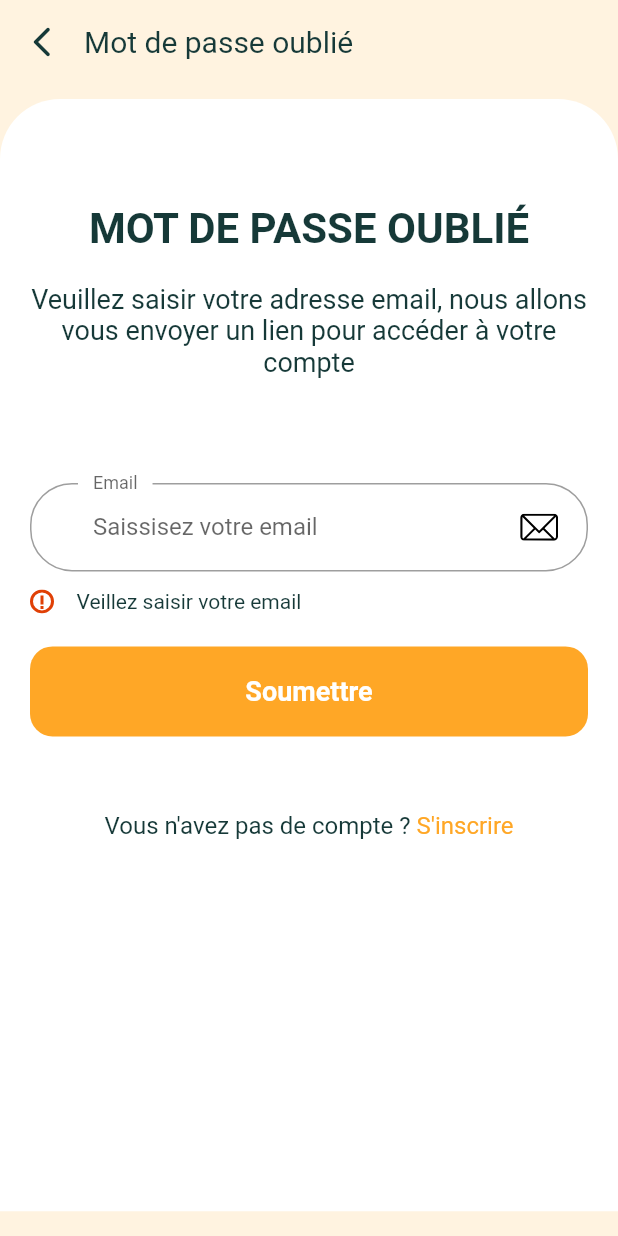
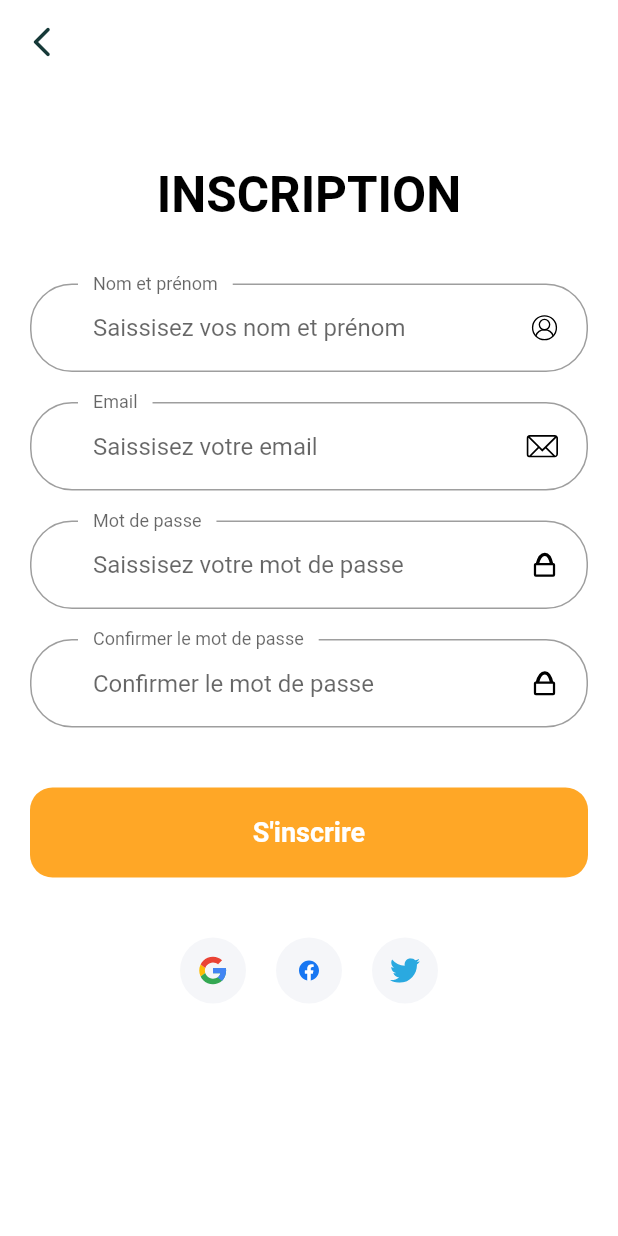
Before and after one commit to stephcyrille/gotripmobile, a Flutter app: the ForgotPassWordScreen screen opened by its route, after a tap on "Soumettre", after a tap on "S'inscrire", on a phone screen of 412 x 824 dp. Run offline on Flutter 3.47's test engine with Material 2 defaults, Android fonts, the phone set to English and light mode, and no system bars; our stand-ins replace flutter_svg.

Commit message:
Remove header designed component on sihn and signup page

```diff
--- a/lib/app.dart
+++ b/lib/app.dart
@@ -1,6 +1,6 @@
 import 'package:gotripmobile/screens/greeting/greeting_screen.dart';
 import 'package:flutter/material.dart';
-import 'package:gotripmobile/screens/auth/signin/signin.dart';
+import 'package:gotripmobile/screens/auth/signin/signin_screen.dart';
 import 'package:gotripmobile/routes.dart';
 import 'package:gotripmobile/theme.dart';
 
--- a/lib/components/custom_surfix.dart
+++ b/lib/components/custom_surfix.dart
@@ -15,7 +15,7 @@ class CustomSurffix extends StatelessWidget {
         padding: const EdgeInsets.fromLTRB(10.0, 10.0, 20.0, 10.0),
         child: SvgPicture.asset(
           svgIcon,
-          height: 18.0,
+          height: 15.0,
         ));
   }
 }
--- a/lib/components/no_account_text.dart
+++ b/lib/components/no_account_text.dart
@@ -1,5 +1,6 @@
 import 'package:flutter/material.dart';
 import 'package:gotripmobile/colors.dart';
+import 'package:gotripmobile/screens/auth/signup/signup_screen.dart';
 
 class NoAccountText extends StatelessWidget {
   const NoAccountText({
@@ -14,7 +15,9 @@ class NoAccountText extends StatelessWidget {
         const Text("Vous n'avez pas de compte ? ",
             style: TextStyle(fontSize: 16)),
         GestureDetector(
-          onTap: () => {},
+          onTap: () {
+            Navigator.popAndPushNamed(context, SignupScreen.routeName);
+          },
           child: const Text("S'inscrire",
               style: TextStyle(fontSize: 16, color: kGotripOrange400)),
         )
--- a/lib/form_error_validator.dart
+++ b/lib/form_error_validator.dart
@@ -3,6 +3,8 @@ final RegExp emailValidatorRegExp =
     RegExp(r"^[a-zA-Z0-9.]+@[a-zA-Z0-9]+\.[a-zA-Z]+");
 const String kEmailNullError = 'Veillez saisir votre email';
 const String kInvalidEmailError = 'Adresse email invalide';
-const String kPassNullError = 'Veillez saisir le mot de passe';
+const String kPassNullError = 'Veuillez saisir le mot de passe';
 const String kShortPassError = 'Mot de passe trop court';
 const String kMatchPassError = 'Les mots de passe ne coïncident pas';
+const String kFullNameNullError = 'Veuillez saisir votre nom';
+const String kFullNameShortError = 'Le nom doit contenir plus de 5 caractères';
--- a/lib/routes.dart
+++ b/lib/routes.dart
@@ -1,10 +1,12 @@
 import 'package:flutter/material.dart';
 import 'package:gotripmobile/screens/auth/forgot_password/forgot_password_screen.dart';
-import 'package:gotripmobile/screens/auth/signin/signin.dart';
+import 'package:gotripmobile/screens/auth/signin/signin_screen.dart';
+import 'package:gotripmobile/screens/auth/signup/signup_screen.dart';
 import 'package:gotripmobile/screens/greeting/greeting_screen.dart';
 
 final Map<String, WidgetBuilder> routes = {
   GreetingScreen.routeName: (context) => const GreetingScreen(),
   SigninPage.routeName: (context) => const SigninPage(),
-  ForgotPassWordScreen.routeName: (context) => const ForgotPassWordScreen()
+  ForgotPassWordScreen.routeName: (context) => const ForgotPassWordScreen(),
+  SignupScreen.routeName: (context) => const SignupScreen(),
 };
--- a/lib/screens/auth/forgot_password/forgot_password_screen.dart
+++ b/lib/screens/auth/forgot_password/forgot_password_screen.dart
@@ -2,7 +2,7 @@ import 'package:flutter/material.dart';
 import 'package:gotripmobile/colors.dart';
 import 'package:gotripmobile/components/custom_header_auth.dart';
 import 'package:gotripmobile/screens/auth/forgot_password/components/body.dart';
-import 'package:gotripmobile/screens/auth/signin/signin.dart';
+import 'package:gotripmobile/screens/auth/signin/signin_screen.dart';
 
 class ForgotPassWordScreen extends StatelessWidget {
   static String routeName = 'forgot_password';
--- /dev/null
+++ b/lib/screens/auth/signup/components/body.dart
@@ -0,0 +1,57 @@
+import 'package:gotripmobile/components/social_card.dart';
+import 'package:flutter/material.dart';
+import 'package:gotripmobile/screens/auth/signup/components/signup_form.dart';
+
+class Body extends StatelessWidget {
+  const Body({Key? key}) : super(key: key);
+
+  @override
+  Widget build(BuildContext context) {
+    return SafeArea(
+        child: SizedBox(
+            width: double.infinity,
+            child: Padding(
+              padding: const EdgeInsets.symmetric(horizontal: 20),
+              child: Column(
+                children: [
+                  const SizedBox(height: 10.0),
+                  Text(
+                    'Inscription'.toUpperCase(),
+                    style: const TextStyle(
+                        fontSize: 33,
+                        color: Colors.black,
+                        fontWeight: FontWeight.bold),
+                  ),
+                  // const SizedBox(height: 20.0),
+                  // const Text(
+                  //   'Connecte toi avec ton adresse email et ton mot de passe ou continuer avec son compte social',
+                  //   textAlign: TextAlign.center,
+                  //   style: TextStyle(fontSize: 16),
+                  // ),
+                  const SizedBox(height: 40.0),
+                  const SignupForm(),
+                  const SizedBox(height: 40.0),
+                  Row(
+                    mainAxisAlignment: MainAxisAlignment.center,
+                    children: [
+                      SocialCard(
+                        icon: "assets/svg/google.svg",
+                        press: () {},
+                      ),
+                      SocialCard(
+                        icon: "assets/svg/facebook.svg",
+                        press: () {},
+                      ),
+                      SocialCard(
+                        icon: "assets/svg/twitter.svg",
+                        press: () {},
+                      ),
+                    ],
+                  ),
+                  const SizedBox(height: 20.0),
+                  // const NoAccountText()
+                ],
+              ),
+            )));
+  }
+}
--- /dev/null
+++ b/lib/screens/auth/signup/components/signup_form.dart
@@ -0,0 +1,241 @@
+import 'package:flutter/material.dart';
+import 'package:gotripmobile/colors.dart';
+import 'package:gotripmobile/components/custom_surfix.dart';
+import 'package:gotripmobile/components/default_button.dart';
+import 'package:gotripmobile/components/form_error.dart';
+import 'package:gotripmobile/form_error_validator.dart';
+
+class SignupForm extends StatefulWidget {
+  const SignupForm({Key? key}) : super(key: key);
+  @override
+  _SignupFormState createState() => _SignupFormState();
+}
+
+class _SignupFormState extends State<SignupForm> {
+  final _formKey = GlobalKey<FormState>();
+  late String email;
+  late String fullname;
+  late String password;
+  late String confirmPassword;
+  late bool remember = false;
+  final List<String> errors = [];
+
+  @override
+  void initState() {
+    super.initState();
+    setState(() {
+      password:
+      '';
+      confirmPassword:
+      '';
+    });
+  }
+
+  @override
+  Widget build(BuildContext context) {
+    return Form(
+      key: _formKey,
+      child: Column(
+        children: [
+          buildFullnameFormField(),
+          const SizedBox(height: 20.0),
+          buildEmailFormField(),
+          const SizedBox(height: 20.0),
+          buildPasswordFormField(),
+          const SizedBox(height: 20.0),
+          buildPasswordFormConfirmField(),
+          const SizedBox(height: 20.0),
+          FormError(errors: errors),
+          const SizedBox(height: 20.0),
+          DefaultButton(
+            text: 'S\'inscrire',
+            press: () {
+              if (_formKey.currentState!.validate()) {
+                _formKey.currentState!.save();
+              }
+            },
+          ),
+        ],
+      ),
+    );
+  }
+
+  TextFormField buildFullnameFormField() {
+    return TextFormField(
+      keyboardType: TextInputType.name,
+      onSaved: (newValue) => fullname = newValue!,
+      onChanged: (value) {
+        if (value.isNotEmpty && errors.contains(kFullNameNullError)) {
+          setState(() {
+            errors.remove(kFullNameNullError);
+          });
+        } else if (value.length >= 5 && errors.contains(kFullNameShortError)) {
+          setState(() {
+            errors.remove(kFullNameShortError);
+          });
+        }
+        return;
+      },
+      validator: (value) {
+        if ((value == null || value.isEmpty) &&
+            !errors.contains(kFullNameNullError)) {
+          setState(() {
+            errors.add(kFullNameNullError);
+          });
+        } else if ((value == null || value.length < 5) &&
+            !errors.contains(kFullNameShortError)) {
+          setState(() {
+            errors.add(kFullNameShortError);
+          });
+        }
+        return null;
+      },
+      style: const TextStyle(color: kGotripDark900),
+      decoration: InputDecoration(
+        hintText: 'Saissisez vos nom et prénom',
+        labelText: 'Nom et prénom',
+        suffixIcon: const CustomSurffix(svgIcon: 'assets/svg/user.svg'),
+        focusedBorder: OutlineInputBorder(
+          borderSide: const BorderSide(color: kGotripOrange400),
+          borderRadius: BorderRadius.circular(25.0),
+        ),
+      ),
+    );
+  }
+
+  TextFormField buildEmailFormField() {
+    return TextFormField(
+      keyboardType: TextInputType.emailAddress,
+      onSaved: (newValue) => email = newValue!,
+      onChanged: (value) {
+        if (value.isNotEmpty && errors.contains(kEmailNullError)) {
+          setState(() {
+            errors.remove(kEmailNullError);
+          });
+        } else if (emailValidatorRegExp.hasMatch(value) &&
+            errors.contains(kInvalidEmailError)) {
+          setState(() {
+            errors.remove(kInvalidEmailError);
+          });
+        }
+        return;
+      },
+      validator: (value) {
+        if ((value == null || value.isEmpty) &&
+            !errors.contains(kEmailNullError)) {
+          setState(() {
+            errors.add(kEmailNullError);
+          });
+        } else if (!emailValidatorRegExp.hasMatch(value!) &&
+            !errors.contains(kInvalidEmailError)) {
+          setState(() {
+            errors.add(kInvalidEmailError);
+          });
+        }
+        return null;
+      },
+      style: const TextStyle(color: kGotripDark900),
+      decoration: InputDecoration(
+        hintText: 'Saissisez votre email',
+        labelText: 'Email',
+        suffixIcon: const CustomSurffix(svgIcon: 'assets/icons/mail.svg'),
+        focusedBorder: OutlineInputBorder(
+          borderSide: const BorderSide(color: kGotripOrange400),
+          borderRadius: BorderRadius.circular(25.0),
+        ),
+      ),
+    );
+  }
+
+  TextFormField buildPasswordFormField() {
+    return TextFormField(
+      obscureText: true,
+      onSaved: (newValue) => password = newValue!,
+      onChanged: (value) {
+        if ((value.isNotEmpty) && errors.contains(kPassNullError)) {
+          setState(() {
+            errors.remove(kPassNullError);
+          });
+        } else if (value.length >= 8 && errors.contains(kShortPassError)) {
+          setState(() {
+            errors.remove(kShortPassError);
+          });
+        }
+        return;
+      },
+      validator: (value) {
+        if ((value == null || value.isEmpty) &&
+            !errors.contains(kPassNullError)) {
+          setState(() {
+            errors.add(kPassNullError);
+          });
+        } else if ((value == null || value.length < 8) &&
+            !errors.contains(kShortPassError)) {
+          setState(() {
+            errors.add(kShortPassError);
+          });
+        }
+        return null;
+      },
+      style: const TextStyle(color: kGotripDark900),
+      decoration: InputDecoration(
+        hintText: 'Saissisez votre mot de passe',
+        labelText: 'Mot de passe',
+        suffixIcon: const CustomSurffix(svgIcon: 'assets/icons/lock.svg'),
+        focusedBorder: OutlineInputBorder(
+          borderSide: const BorderSide(color: kGotripOrange400),
+          borderRadius: BorderRadius.circular(25.0),
+        ),
+      ),
+    );
+  }
+
+  TextFormField buildPasswordFormConfirmField() {
+    return TextFormField(
+      obscureText: true,
+      onSaved: (newValue) => confirmPassword = newValue!,
+      onChanged: (value) {
+        if ((value.isNotEmpty) && errors.contains(kPassNullError)) {
+          setState(() {
+            errors.remove(kPassNullError);
+          });
+        } else if (value.length >= 8 && errors.contains(kShortPassError)) {
+          setState(() {
+            errors.remove(kShortPassError);
+          });
+        }
+        return;
+      },
+      validator: (value) {
+        if ((value == null || value.isEmpty) &&
+            !errors.contains(kPassNullError)) {
+          setState(() {
+            errors.add(kPassNullError);
+          });
+        } else if ((value == null || value.length < 8) &&
+            !errors.contains(kShortPassError)) {
+          setState(() {
+            errors.add(kShortPassError);
+          });
+        } else if ((value != null) &&
+            (password != null) &&
+            (value != password)) {
+          setState(() {
+            errors.add(kMatchPassError);
+          });
+        }
+        return null;
+      },
+      style: const TextStyle(color: kGotripDark900),
+      decoration: InputDecoration(
+        hintText: 'Confirmer le mot de passe',
+        labelText: 'Confirmer le mot de passe',
+        suffixIcon: const CustomSurffix(svgIcon: 'assets/icons/lock.svg'),
+        focusedBorder: OutlineInputBorder(
+          borderSide: const BorderSide(color: kGotripOrange400),
+          borderRadius: BorderRadius.circular(25.0),
+        ),
+      ),
+    );
+  }
+}
--- /dev/null
+++ b/lib/screens/auth/signup/signup_screen.dart
@@ -0,0 +1,63 @@
+import 'package:flutter/material.dart';
+import 'package:gotripmobile/colors.dart';
+import 'package:gotripmobile/components/custom_header_auth.dart';
+import 'package:gotripmobile/screens/auth/signin/signin_screen.dart';
+import 'package:gotripmobile/screens/auth/signup/components/body.dart';
+
+class SignupScreen extends StatefulWidget {
+  static String routeName = '/signin';
+  const SignupScreen({Key? key}) : super(key: key);
+
+  @override
+  State<SignupScreen> createState() => _SignupScreenState();
+}
+
+class _SignupScreenState extends State<SignupScreen> {
+  final _passwordController = TextEditingController();
+  final _usernameFocusNode = FocusNode();
+  final _passwordFocusNode = FocusNode();
+
+  final _emailController = TextEditingController();
+
+  String get email => _emailController.text.trim();
+  String get password => _passwordController.text.trim();
+
+  @override
+  void initState() {
+    super.initState();
+    _usernameFocusNode.addListener(() {
+      setState(() {});
+    });
+
+    _passwordFocusNode.addListener(() {
+      setState(() {});
+    });
+  }
+
+  @override
+  Widget build(BuildContext context) {
+    return Scaffold(
+        body: SafeArea(
+      child: ListView(
+          // padding: const EdgeInsets.symmetric(horizontal: 24.0),
+          children: [
+            CustomHeader(
+              text: '',
+              onTap: () {
+                Navigator.pushReplacement(
+                    context,
+                    MaterialPageRoute(
+                        builder: (context) => const SigninPage()));
+              },
+            ),
+            Column(
+              crossAxisAlignment: CrossAxisAlignment.start,
+              children: const [
+                SizedBox(height: 60),
+                Body(),
+              ],
+            ),
+          ]),
+    ));
+  }
+}
--- a/lib/screens/greeting/greeting_screen.dart
+++ b/lib/screens/greeting/greeting_screen.dart
@@ -1,7 +1,7 @@
 import 'package:flutter/material.dart';
 import 'package:gotripmobile/animations/bouncy_page_route.dart';
 import 'package:gotripmobile/colors.dart';
-import 'package:gotripmobile/screens/auth/signin/signin.dart';
+import 'package:gotripmobile/screens/auth/signin/signin_screen.dart';
 import 'package:gotripmobile/components/default_button.dart';
 
 class GreetingScreen extends StatefulWidget {
```
Also changed, not shown: lib/screens/auth/signin/signin.dart (deleted, +0 -82 lines), lib/screens/auth/signin/signin_screen.dart (added, +63 -0 lines), assets/svg/calendar.svg (added), assets/svg/user.svg (added).
